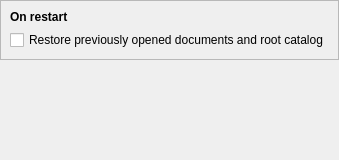
Old version of the form packages/rehuco-agent/src/rehuco_agent/settings/ui/session_page.ui in the repository borco/rehuco.
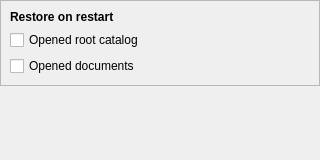
New version of the form.

Commit message:
refs #408: feat: split the restore-on-restart check into opened root catalog and opened documents
The Session page's single restore toggle becomes two independent ones, each gating
only its own half of the restart restore. A setting saved under the old key seeds both.

The edit to the form file:
```diff
--- a/packages/rehuco-agent/src/rehuco_agent/settings/ui/session_page.ui
+++ b/packages/rehuco-agent/src/rehuco_agent/settings/ui/session_page.ui
@@ -46,17 +46,27 @@
          </font>
         </property>
         <property name="text">
-         <string>On restart</string>
+         <string>Restore on restart</string>
         </property>
        </widget>
       </item>
       <item>
        <widget class="QCheckBox" name="restore_on_startup_check_box">
         <property name="text">
-         <string>Restore previously opened documents and root catalog</string>
+         <string>Opened root catalog</string>
         </property>
         <property name="toolTip">
-         <string>When off, the app starts with no documents and no root catalog open. Sessions keep being recorded on close either way.</string>
+         <string>When off, the app starts with no root catalog open.</string>
+        </property>
+       </widget>
+      </item>
+      <item>
+       <widget class="QCheckBox" name="restore_documents_check_box">
+        <property name="text">
+         <string>Opened documents</string>
+        </property>
+        <property name="toolTip">
+         <string>When off, the app starts with no documents open. Sessions keep being recorded on close either way.</string>
         </property>
        </widget>
       </item>
```
Left out of the diff: 2 changed lines with no effect on the pictures. The commit also changes 7 other files.
